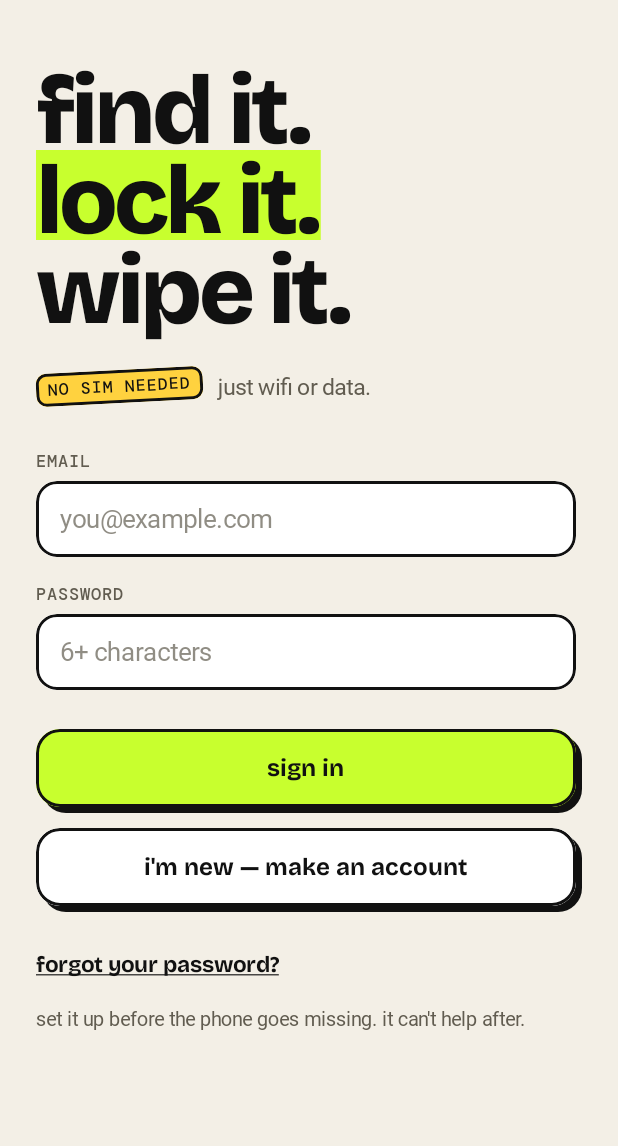
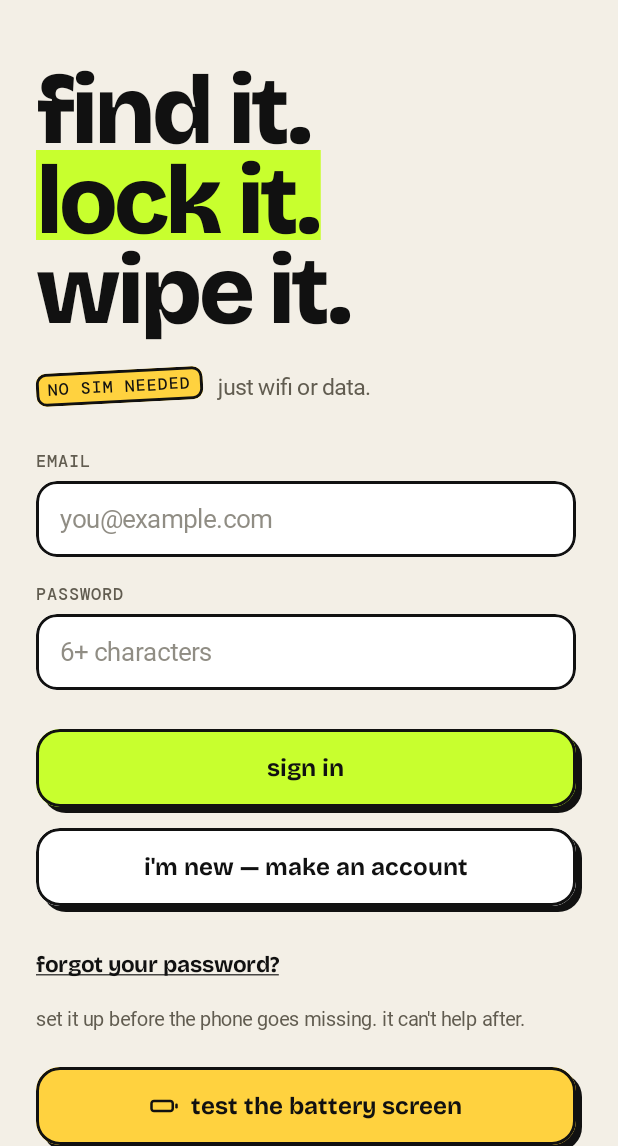
Before and after one commit to samyakb32-sys/Protect-my-device, an Android app built with Jetpack Compose: the screen it shows after launch (MainActivity), on a phone screen of 412 x 824 dp, the part 90-1236 px from its top. Run offline under Robolectric (Android 15) with nearby library versions, the phone set to English and light mode, and no system bars; our stand-ins replace Firebase (no records; nobody signed in at launch, a user with empty details on screens opened directly); Roboto replaces fonts that are not available here; 1 statement that could not run was skipped.

```diff
--- /dev/null
+++ b/app/src/debug/java/com/protectmydevice/BuildFlags.kt
@@ -0,0 +1,7 @@
+package com.protectmydevice
+
+/**
+ * Debug builds put a "test the battery screen" button on the sign-in page, so the battery report can be
+ * tried on a phone without a Firebase project (nothing is synced; the numbers stay on the phone).
+ */
+const val BATTERY_TEST_ENTRY = true
--- a/app/src/main/java/com/protectmydevice/ui/MainActivity.kt
+++ b/app/src/main/java/com/protectmydevice/ui/MainActivity.kt
@@ -27,6 +27,7 @@ import androidx.compose.runtime.setValue
 import androidx.core.content.ContextCompat
 import com.google.firebase.auth.ktx.auth
 import com.google.firebase.ktx.Firebase
+import com.protectmydevice.BATTERY_TEST_ENTRY
 import com.protectmydevice.admin.AdminReceiver
 import com.protectmydevice.battery.BatteryCollector
 import com.protectmydevice.battery.DayReport
@@ -68,12 +69,23 @@ class MainActivity : ComponentActivity() {
     private fun App() {
         var loggedIn by remember { mutableStateOf(Firebase.auth.currentUser != null) }
         var battery by remember { mutableStateOf(false) }
+        // Test builds: battery screen without an account. Location is needed so tracking (what gets measured) runs.
+        val batteryTest = rememberLauncherForActivityResult(ActivityResultContracts.RequestMultiplePermissions()) {
+            if (granted(Manifest.permission.ACCESS_FINE_LOCATION)) TrackingService.start(this)
+            battery = true
+        }
+        val testPermissions = buildList {
+            add(Manifest.permission.ACCESS_FINE_LOCATION); add(Manifest.permission.ACCESS_COARSE_LOCATION)
+            if (Build.VERSION.SDK_INT >= 33) add(Manifest.permission.POST_NOTIFICATIONS)
+        }.toTypedArray()
         when {
-            !loggedIn -> Login { loggedIn = true }
             battery -> {
                 BackHandler { battery = false }
                 Battery { battery = false }
             }
+            !loggedIn -> Login(
+                onBatteryTest = if (BATTERY_TEST_ENTRY) ({ batteryTest.launch(testPermissions) }) else null,
+            ) { loggedIn = true }
             else -> Home(onBattery = { battery = true }) { Firebase.auth.signOut(); loggedIn = false }
         }
     }
@@ -94,7 +106,7 @@ class MainActivity : ComponentActivity() {
     }
 
     @Composable
-    private fun Login(onDone: () -> Unit) {
+    private fun Login(onBatteryTest: (() -> Unit)?, onDone: () -> Unit) {
         var error by remember { mutableStateOf("") }
         var notice by remember { mutableStateOf("") }
         var busy by remember { mutableStateOf(LoginBusy.NONE) }
@@ -124,6 +136,7 @@ class MainActivity : ComponentActivity() {
             },
             onSignIn = { e, p -> attempt(LoginBusy.SIGN_IN, e, p) },
             onCreateAccount = { e, p -> attempt(LoginBusy.CREATE, e, p) },
+            onBatteryTest = onBatteryTest,
         )
     }
 
--- a/app/src/main/java/com/protectmydevice/ui/screens/LoginScreen.kt
+++ b/app/src/main/java/com/protectmydevice/ui/screens/LoginScreen.kt
@@ -71,6 +71,8 @@ fun LoginScreen(
     onSignIn: (email: String, password: String) -> Unit,
     onCreateAccount: (email: String, password: String) -> Unit,
     onForgotPassword: (email: String) -> Unit,
+    /** Debug builds only: opens the battery screen without an account. Null hides the button. */
+    onBatteryTest: (() -> Unit)? = null,
 ) {
     var email by rememberSaveable { mutableStateOf("") }
     var pass by rememberSaveable { mutableStateOf("") }
@@ -186,6 +188,19 @@ fun LoginScreen(
                 "set it up before the phone goes missing. it can't help after.",
                 style = type.bodySmall, color = b.muted,
             )
+
+            if (onBatteryTest != null) {
+                Spacer(Modifier.height(24.dp))
+                BrutalButton(
+                    "test the battery screen", onClick = onBatteryTest,
+                    modifier = Modifier.fillMaxWidth(), color = Hazard, icon = R.drawable.ic_battery,
+                )
+                Text(
+                    "test build only. no account needed: starts location tracking so the app has something to " +
+                        "measure, and keeps the numbers on this phone.",
+                    Modifier.padding(top = 6.dp), style = type.bodySmall, color = b.muted,
+                )
+            }
         }
     }
 }
```
Also changed, not shown: 2 other files.
